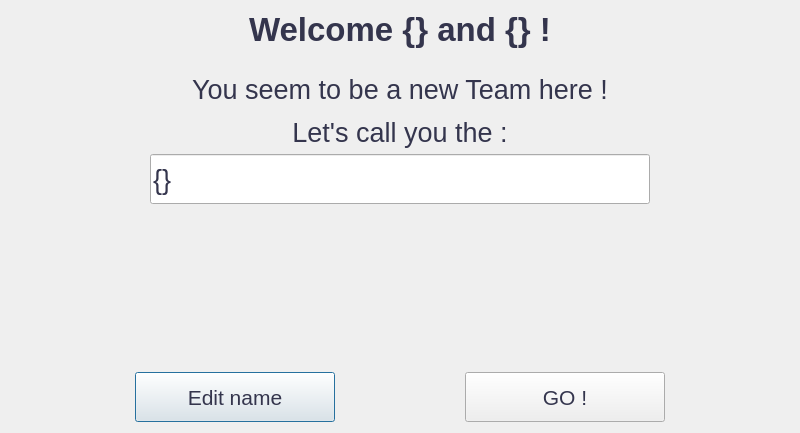
eharquin/babyfut, file babyfut_master/ui/team_name_dialog.ui: the form before one commit.
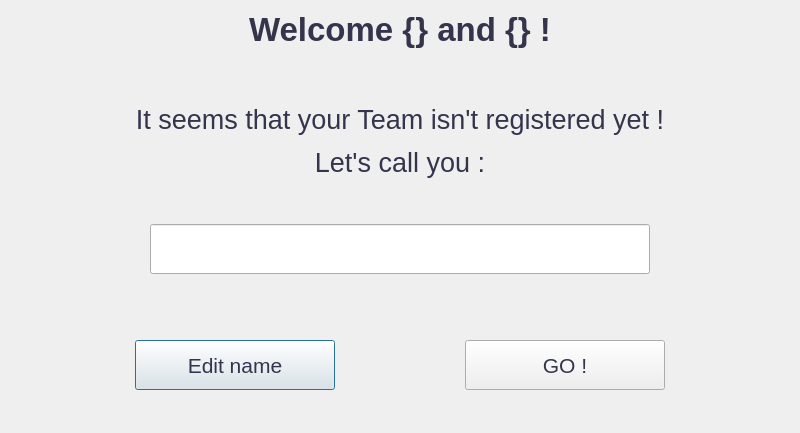
The form after the commit.

Commit message: Display random name with team selection

```diff
--- a/babyfut_master/ui/team_name_dialog.ui
+++ b/babyfut_master/ui/team_name_dialog.ui
@@ -45,7 +45,7 @@
      <property name="sizeHint" stdset="0">
       <size>
        <width>20</width>
-       <height>20</height>
+       <height>50</height>
       </size>
      </property>
     </spacer>
@@ -58,13 +58,26 @@
       </font>
      </property>
      <property name="text">
-      <string>&lt;html&gt;&lt;head/&gt;&lt;body&gt;&lt;p align=&quot;center&quot;&gt;You seem to be a new Team here !&lt;/p&gt;&lt;p align=&quot;center&quot;&gt;Let's call you the :&lt;/p&gt;&lt;/body&gt;&lt;/html&gt;</string>
+      <string>&lt;html&gt;&lt;head/&gt;&lt;body&gt;&lt;p align=&quot;center&quot;&gt;It seems that your Team isn't registered yet !&lt;/p&gt;&lt;p align=&quot;center&quot;&gt;Let's call you  :&lt;/p&gt;&lt;/body&gt;&lt;/html&gt;</string>
      </property>
      <property name="alignment">
       <set>Qt::AlignCenter</set>
      </property>
     </widget>
    </item>
+   <item>
+    <spacer name="verticalSpacer_4">
+     <property name="orientation">
+      <enum>Qt::Vertical</enum>
+     </property>
+     <property name="sizeHint" stdset="0">
+      <size>
+       <width>20</width>
+       <height>40</height>
+      </size>
+     </property>
+    </spacer>
+   </item>
    <item>
     <layout class="QHBoxLayout" name="horizontalLayout_2">
      <property name="topMargin">
@@ -97,7 +110,7 @@
         </font>
        </property>
        <property name="text">
-        <string>{}</string>
+        <string/>
        </property>
       </widget>
      </item>
@@ -124,7 +137,7 @@
      <property name="sizeHint" stdset="0">
       <size>
        <width>20</width>
-       <height>40</height>
+       <height>60</height>
       </size>
      </property>
     </spacer>
@@ -215,6 +228,19 @@
      </item>
     </layout>
    </item>
+   <item>
+    <spacer name="verticalSpacer_3">
+     <property name="orientation">
+      <enum>Qt::Vertical</enum>
+     </property>
+     <property name="sizeHint" stdset="0">
+      <size>
+       <width>20</width>
+       <height>30</height>
+      </size>
+     </property>
+    </spacer>
+   </item>
   </layout>
  </widget>
  <resources/>
```
The commit also changes 3 other files.
